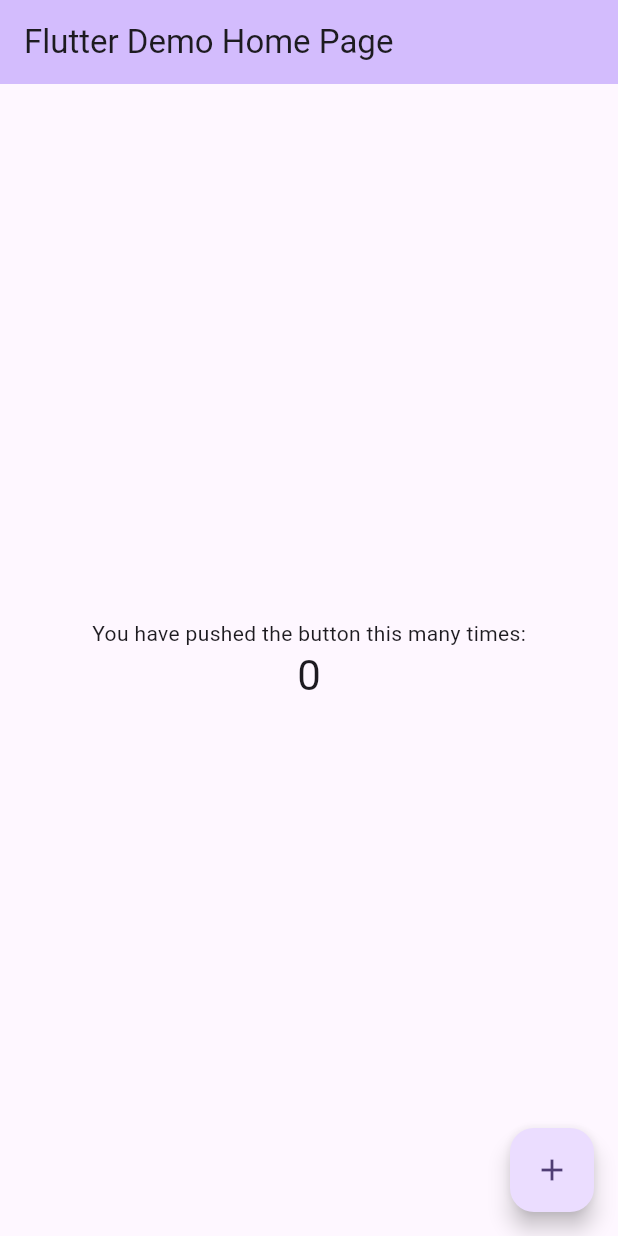
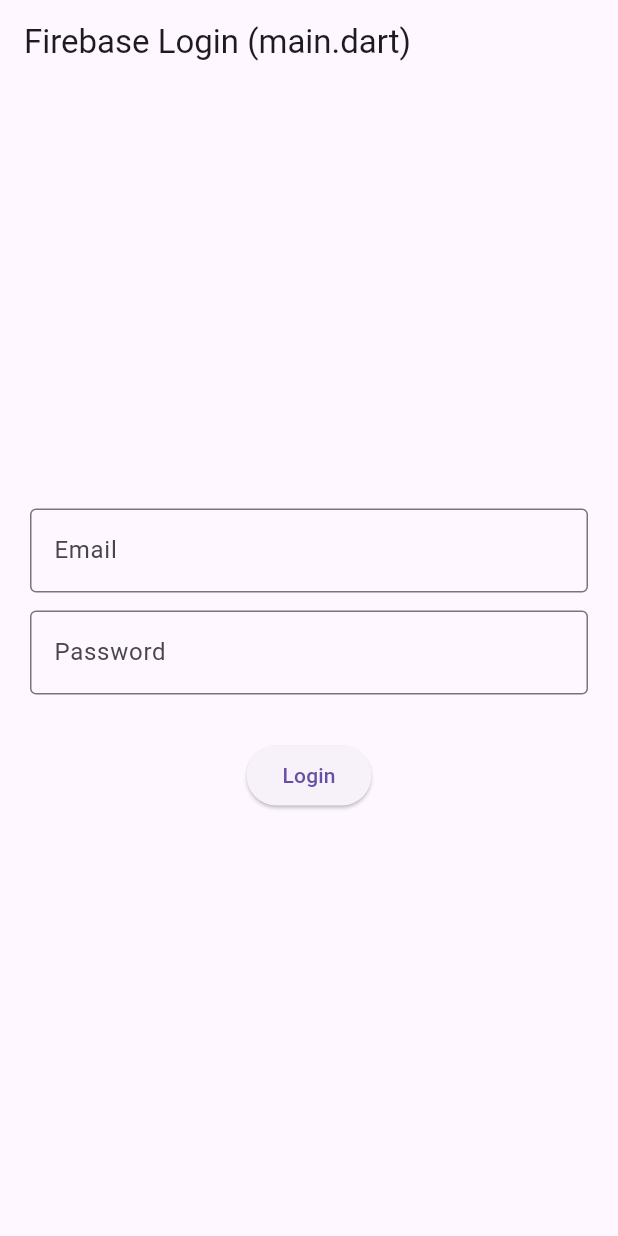
Before and after one commit to WitchapolInaksorn/Project_Score_Management, a Flutter app: the screen it shows after launch, on a phone screen of 412 x 824 dp. Run offline on Flutter 3.47's test engine with Material 3 defaults, Android fonts, the phone set to English and light mode, and no system bars; our stand-ins replace firebase_auth, firebase_core, google_sign_in; accounts and stored records are empty.

Commit message:
Setting to connect Firebase and Config file

```diff
--- a/lib/main.dart
+++ b/lib/main.dart
@@ -1,122 +1,110 @@
 import 'package:flutter/material.dart';
+import 'package:firebase_core/firebase_core.dart';
+import 'package:firebase_auth/firebase_auth.dart';
+import 'package:google_sign_in/google_sign_in.dart';
 
-void main() {
+void main() async {
+  WidgetsFlutterBinding.ensureInitialized();
+  await Firebase.initializeApp(); // 🔥 สำคัญมาก
   runApp(const MyApp());
 }
 
 class MyApp extends StatelessWidget {
   const MyApp({super.key});
 
-  // This widget is the root of your application.
   @override
   Widget build(BuildContext context) {
-    return MaterialApp(
-      title: 'Flutter Demo',
-      theme: ThemeData(
-        // This is the theme of your application.
-        //
-        // TRY THIS: Try running your application with "flutter run". You'll see
-        // the application has a purple toolbar. Then, without quitting the app,
-        // try changing the seedColor in the colorScheme below to Colors.green
-        // and then invoke "hot reload" (save your changes or press the "hot
-        // reload" button in a Flutter-supported IDE, or press "r" if you used
-        // the command line to start the app).
-        //
-        // Notice that the counter didn't reset back to zero; the application
-        // state is not lost during the reload. To reset the state, use hot
-        // restart instead.
-        //
-        // This works for code too, not just values: Most code changes can be
-        // tested with just a hot reload.
-        colorScheme: ColorScheme.fromSeed(seedColor: Colors.deepPurple),
-      ),
-      home: const MyHomePage(title: 'Flutter Demo Home Page'),
+    return const MaterialApp(
+      debugShowCheckedModeBanner: false,
+      home: LoginPage(),
     );
   }
 }
 
-class MyHomePage extends StatefulWidget {
-  const MyHomePage({super.key, required this.title});
-
-  // This widget is the home page of your application. It is stateful, meaning
-  // that it has a State object (defined below) that contains fields that affect
-  // how it looks.
-
-  // This class is the configuration for the state. It holds the values (in this
-  // case the title) provided by the parent (in this case the App widget) and
-  // used by the build method of the State. Fields in a Widget subclass are
-  // always marked "final".
-
-  final String title;
+class LoginPage extends StatefulWidget {
+  const LoginPage({super.key});
 
   @override
-  State<MyHomePage> createState() => _MyHomePageState();
+  State<LoginPage> createState() => _LoginPageState();
 }
 
-class _MyHomePageState extends State<MyHomePage> {
-  int _counter = 0;
+class _LoginPageState extends State<LoginPage> {
+  final _emailController = TextEditingController();
+  final _passwordController = TextEditingController();
 
-  void _incrementCounter() {
+  bool isLoading = false;
+  String errorMessage = '';
+
+  Future<void> login() async {
     setState(() {
-      // This call to setState tells the Flutter framework that something has
-      // changed in this State, which causes it to rerun the build method below
-      // so that the display can reflect the updated values. If we changed
-      // _counter without calling setState(), then the build method would not be
-      // called again, and so nothing would appear to happen.
-      _counter++;
+      isLoading = true;
+      errorMessage = '';
     });
+
+    try {
+      final userCredential = await FirebaseAuth.instance
+          .createUserWithEmailAndPassword(
+            email: _emailController.text.trim(),
+            password: _passwordController.text.trim(),
+          );
+
+      print("✅ Login success: ${userCredential.user?.email}");
+
+      ScaffoldMessenger.of(
+        context,
+      ).showSnackBar(const SnackBar(content: Text("Login success! 🎉")));
+    } on FirebaseAuthException catch (e) {
+      setState(() {
+        errorMessage = e.message ?? 'Login failed';
+      });
+    } finally {
+      setState(() {
+        isLoading = false;
+      });
+    }
   }
 
   @override
   Widget build(BuildContext context) {
-    // This method is rerun every time setState is called, for instance as done
-    // by the _incrementCounter method above.
-    //
-    // The Flutter framework has been optimized to make rerunning build methods
-    // fast, so that you can just rebuild anything that needs updating rather
-    // than having to individually change instances of widgets.
     return Scaffold(
-      appBar: AppBar(
-        // TRY THIS: Try changing the color here to a specific color (to
-        // Colors.amber, perhaps?) and trigger a hot reload to see the AppBar
-        // change color while the other colors stay the same.
-        backgroundColor: Theme.of(context).colorScheme.inversePrimary,
-        // Here we take the value from the MyHomePage object that was created by
-        // the App.build method, and use it to set our appbar title.
-        title: Text(widget.title),
-      ),
-      body: Center(
-        // Center is a layout widget. It takes a single child and positions it
-        // in the middle of the parent.
+      appBar: AppBar(title: const Text("Firebase Login (main.dart)")),
+      body: Padding(
+        padding: const EdgeInsets.all(20),
         child: Column(
-          // Column is also a layout widget. It takes a list of children and
-          // arranges them vertically. By default, it sizes itself to fit its
-          // children horizontally, and tries to be as tall as its parent.
-          //
-          // Column has various properties to control how it sizes itself and
-          // how it positions its children. Here we use mainAxisAlignment to
-          // center the children vertically; the main axis here is the vertical
-          // axis because Columns are vertical (the cross axis would be
-          // horizontal).
-          //
-          // TRY THIS: Invoke "debug painting" (choose the "Toggle Debug Paint"
-          // action in the IDE, or press "p" in the console), to see the
-          // wireframe for each widget.
           mainAxisAlignment: MainAxisAlignment.center,
-          children: <Widget>[
-            const Text('You have pushed the button this many times:'),
-            Text(
-              '$_counter',
-              style: Theme.of(context).textTheme.headlineMedium,
+          children: [
+            TextField(
+              controller: _emailController,
+              decoration: const InputDecoration(
+                labelText: "Email",
+                border: OutlineInputBorder(),
+              ),
+            ),
+            const SizedBox(height: 12),
+            TextField(
+              controller: _passwordController,
+              obscureText: true,
+              decoration: const InputDecoration(
+                labelText: "Password",
+                border: OutlineInputBorder(),
+              ),
+            ),
+            const SizedBox(height: 20),
+            if (errorMessage.isNotEmpty)
+              Text(errorMessage, style: const TextStyle(color: Colors.red)),
+            const SizedBox(height: 10),
+            ElevatedButton(
+              onPressed: isLoading ? null : login,
+              child:
+                  isLoading
+                      ? const CircularProgressIndicator(
+                        valueColor: AlwaysStoppedAnimation<Color>(Colors.white),
+                      )
+                      : const Text("Login"),
             ),
           ],
         ),
       ),
-      floatingActionButton: FloatingActionButton(
-        onPressed: _incrementCounter,
-        tooltip: 'Increment',
-        child: const Icon(Icons.add),
-      ), // This trailing comma makes auto-formatting nicer for build methods.
     );
   }
 }
--- a/pubspec.yaml
+++ b/pubspec.yaml
@@ -34,6 +34,10 @@
   # The following adds the Cupertino Icons font to your application.
   # Use with the CupertinoIcons class for iOS style icons.
   cupertino_icons: ^1.0.8
+  firebase_core: ^4.4.0
+  firebase_auth: ^6.1.4
+  cloud_firestore: ^6.1.2
+  google_sign_in: ^7.2.0
 
 dev_dependencies:
   flutter_test:
```
Also changed, not shown: pubspec.lock, 7 other files.
